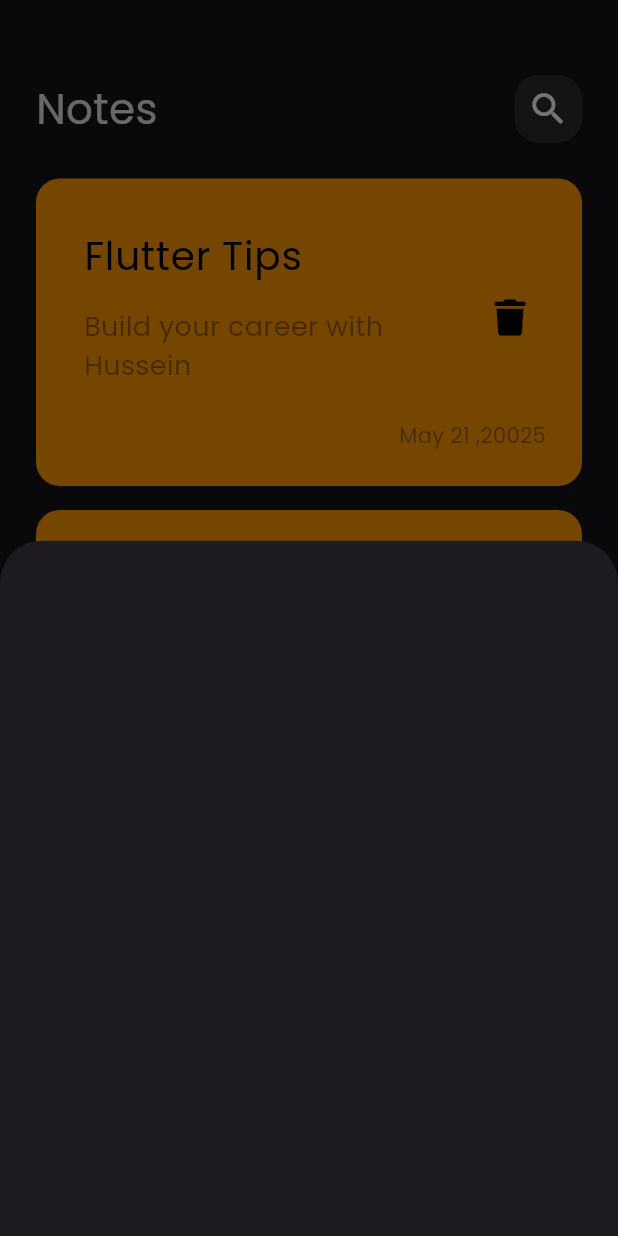
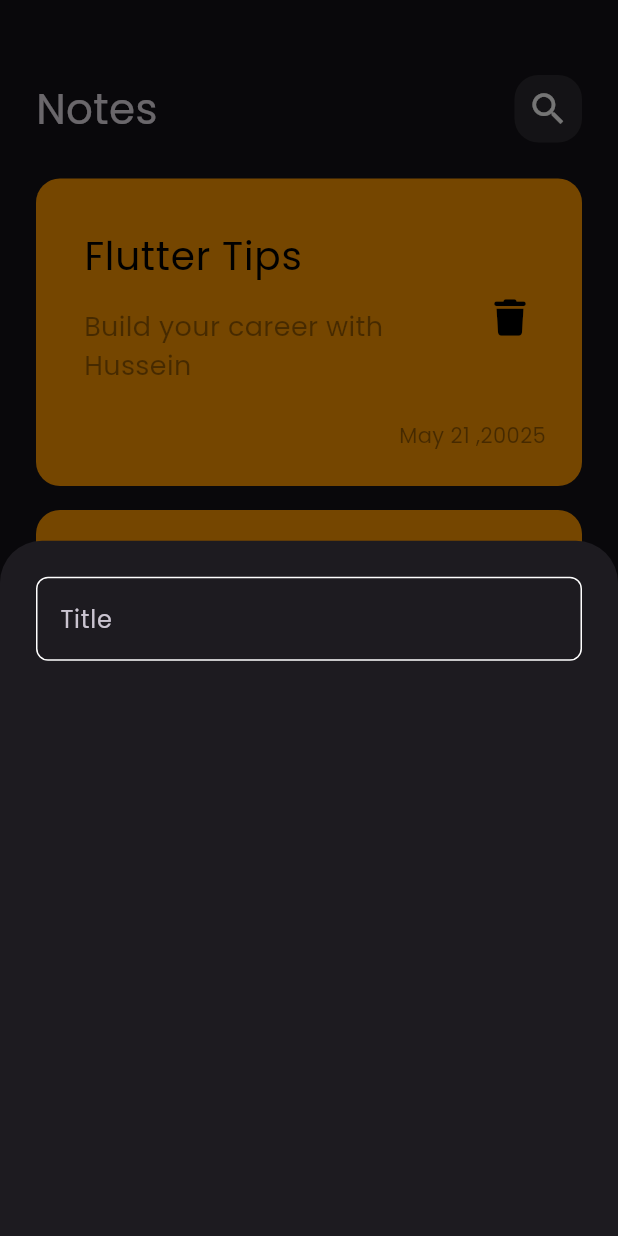
Before and after one commit to Hussein891/notes_app, a Flutter app: the screen it shows after launch, after a tap on the "add" icon, on a phone screen of 412 x 824 dp. Run offline on Flutter 3.47's test engine with Material 3 defaults, Android fonts, the phone set to English and light mode, and no system bars; our stand-ins replace font_awesome_flutter.

Commit message:
CustomTextField

```diff
--- /dev/null
+++ b/lib/const.dart
@@ -0,0 +1,3 @@
+import 'package:flutter/material.dart';
+
+const kPreimColor = Color(0xff62FCD7);
--- a/lib/widgets/add_note_bottomsheet.dart
+++ b/lib/widgets/add_note_bottomsheet.dart
@@ -1,10 +1,19 @@
 import 'package:flutter/material.dart';
+import 'package:notes_app/widgets/custom_text_field.dart';
 
 class AddNoteBottomsheet extends StatelessWidget {
   const AddNoteBottomsheet({super.key});
 
   @override
   Widget build(BuildContext context) {
-    return Container();
+    return Padding(
+      padding: const EdgeInsets.symmetric(horizontal: 24),
+      child: Column(children: [
+        SizedBox(
+          height: 24,
+        ),
+        CustomTextField(),
+      ]),
+    );
   }
 }
--- /dev/null
+++ b/lib/widgets/custom_text_field.dart
@@ -0,0 +1,26 @@
+import 'package:flutter/material.dart';
+import 'package:notes_app/const.dart';
+
+class CustomTextField extends StatelessWidget {
+  const CustomTextField({super.key});
+
+  @override
+  Widget build(BuildContext context) {
+    return TextField(
+      cursorColor: kPreimColor,
+      decoration: InputDecoration(
+        hintText: 'Title',
+        helperStyle: TextStyle(color: kPreimColor),
+        border: buildBorder(),
+        enabledBorder: buildBorder(),
+        focusedBorder: buildBorder(kPreimColor),
+      ),
+    );
+  }
+
+  OutlineInputBorder buildBorder([color]) {
+    return OutlineInputBorder(
+        borderRadius: BorderRadius.circular(8),
+        borderSide: BorderSide(color: color ?? Colors.white));
+  }
+}
```
